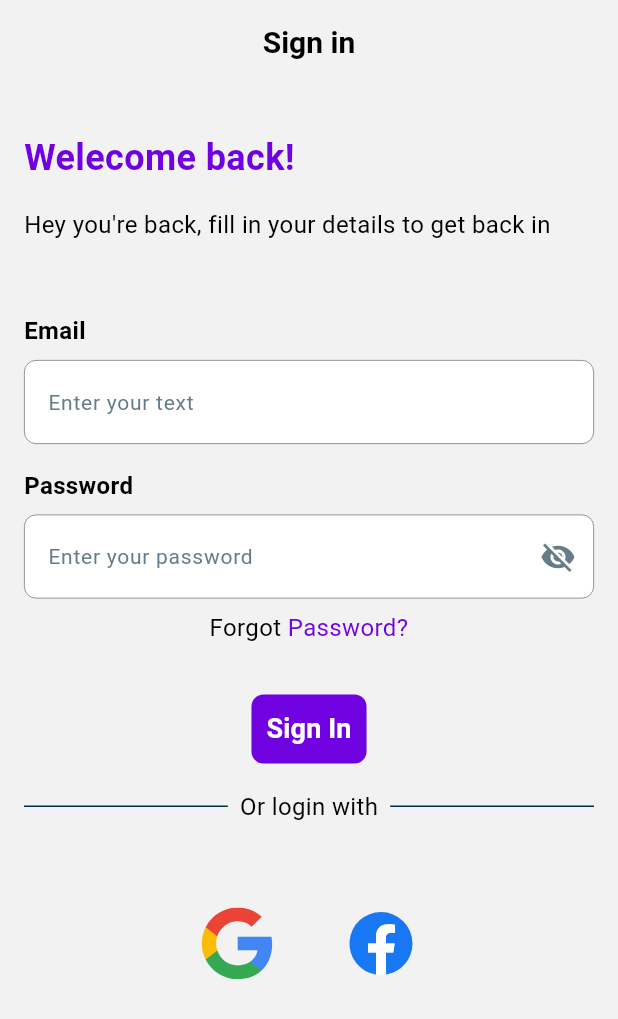
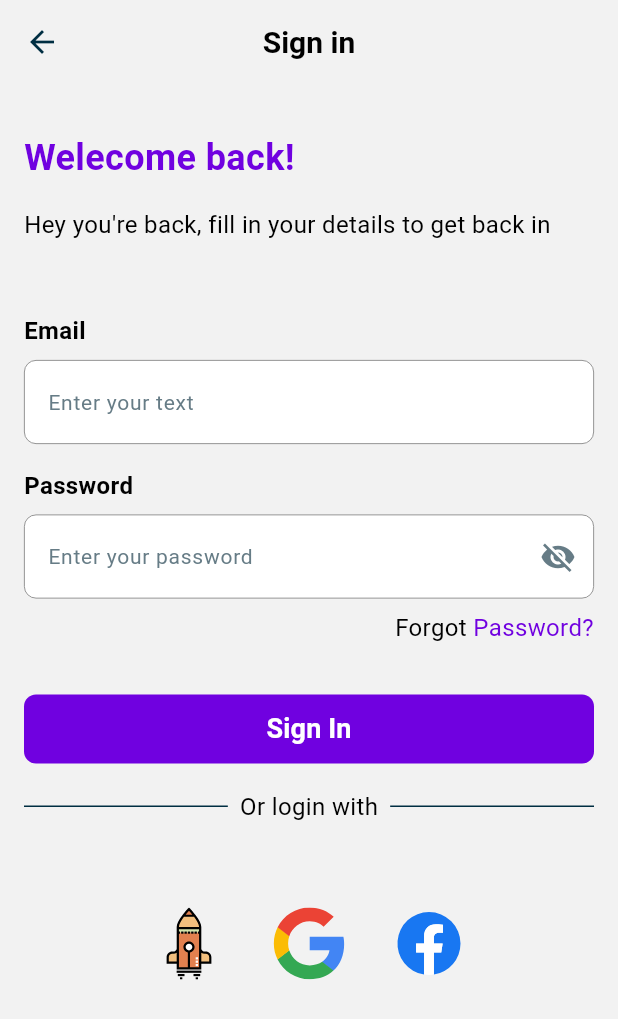
Before and after one commit to Nguyen-Loi/budge_app, a Flutter app: the screen it shows after launch, on a phone screen of 412 x 824 dp. Shown: the top 1019 px of the screen. Run offline on Flutter 3.47's test engine with Material 3 defaults, Android fonts, the light colour scheme and no system bars; our stand-ins replace cached_network_image, cloud_firestore, faker, firebase_auth, firebase_core, firebase_storage and 8 more; missing offline and left inert: get_time_ago; accounts and stored records are empty; generated files the repository leaves out were written again; Roboto replaces fonts that are missing (PublicSans).

Commit message:
[Auth] Complete signIn and signUp

```diff
--- a/lib/common/widget/b_text.dart
+++ b/lib/common/widget/b_text.dart
@@ -17,8 +17,7 @@ class BText extends StatelessWidget {
   final FontWeight? fontWeight;
   final Color? color;
   final TextAlign textAlign;
-  // ignore: library_private_types_in_public_api
-  final _BTextType textType;
+  final _BTextType _textType;
   final int? maxLines;
 
   const BText.h1(
@@ -28,7 +27,7 @@ class BText extends StatelessWidget {
     this.textAlign = TextAlign.left,
     this.maxLines,
     super.key,
-  }) : textType = _BTextType.heading1;
+  }) : _textType = _BTextType.heading1;
 
   const BText.h2(
     this.text, {
@@ -37,7 +36,7 @@ class BText extends StatelessWidget {
     this.textAlign = TextAlign.left,
     this.maxLines,
     super.key,
-  }) : textType = _BTextType.heading2;
+  }) : _textType = _BTextType.heading2;
 
   const BText.b1(
     this.text, {
@@ -46,7 +45,7 @@ class BText extends StatelessWidget {
     this.textAlign = TextAlign.left,
     this.maxLines,
     super.key,
-  }) : textType = _BTextType.bodyLarge;
+  }) : _textType = _BTextType.bodyLarge;
 
   const BText(
     this.text, {
@@ -55,7 +54,7 @@ class BText extends StatelessWidget {
     this.textAlign = TextAlign.left,
     this.maxLines,
     super.key,
-  }) : textType = _BTextType.bodyMedium;
+  }) : _textType = _BTextType.bodyMedium;
 
   const BText.b3(
     this.text, {
@@ -64,7 +63,7 @@ class BText extends StatelessWidget {
     this.textAlign = TextAlign.left,
     this.maxLines,
     super.key,
-  }) : textType = _BTextType.bodySmall;
+  }) : _textType = _BTextType.bodySmall;
 
   const BText.caption(
     this.text, {
@@ -73,7 +72,7 @@ class BText extends StatelessWidget {
     this.textAlign = TextAlign.left,
     this.maxLines,
     super.key,
-  }) : textType = _BTextType.caption;
+  }) : _textType = _BTextType.caption;
 
   Widget _heading1() {
     return Text(
@@ -131,7 +130,7 @@ class BText extends StatelessWidget {
 
   @override
   Widget build(BuildContext context) {
-    switch (textType) {
+    switch (_textType) {
       case _BTextType.heading1:
         return _heading1();
       case _BTextType.heading2:
--- a/lib/common/widget/form/b_form_field_password.dart
+++ b/lib/common/widget/form/b_form_field_password.dart
@@ -1,6 +1,7 @@
 import 'package:budget_app/common/widget/b_text.dart';
 import 'package:budget_app/constants/gap_constants.dart';
 import 'package:budget_app/constants/icon_constants.dart';
+import 'package:budget_app/core/extension/extension_validate.dart';
 import 'package:flutter/material.dart';
 
 class BFormFieldPassword extends StatefulWidget {
@@ -47,9 +48,9 @@ class _BFormFieldPasswordState extends State<BFormFieldPassword> {
           initialValue: widget.initialValue,
           maxLength: widget.maxLength,
           maxLines: 1,
-          obscureText: _passwordVisible,
+          obscureText: !_passwordVisible,
           controller: widget.controller,
-          validator: widget.validator,
+          validator: widget.validator ?? (v) => v.validatePassword,
           keyboardType: TextInputType.text,
           decoration: InputDecoration(
             hintText: widget.hint,
--- a/lib/constants/assets_constants.dart
+++ b/lib/constants/assets_constants.dart
@@ -1,9 +1,6 @@
 class AssetsConstants {
-  static const String _svgsPath = 'assets/svgs';
   static const String _lottiePath = 'assets/lottie';
   static const String _imagePath = 'assets/images';
-  static const String iconGoogle = '$_svgsPath/google.svg';
-  static const String iconFacebook = '$_svgsPath/f1.svg';
 
   static const String lottieLoading = '$_lottiePath/loading.json';
   static const String lottieError = '$_lottiePath/error.json';
@@ -11,3 +8,10 @@ class AssetsConstants {
 
   static const String avatarDefault = '$_imagePath/avatar_default.png';
 }
+
+class SvgAssets {
+  static const String _svgsPath = 'assets/svgs';
+  static const String google = '$_svgsPath/google.svg';
+  static const String facebook = '$_svgsPath/facebook.svg';
+  static const String budget = '$_svgsPath/budget.svg';
+}
--- a/lib/main.dart
+++ b/lib/main.dart
@@ -1,3 +1,4 @@
+import 'package:budget_app/core/route_path.dart';
 import 'package:budget_app/view/auth_view/login_view.dart';
 import 'package:budget_app/theme/app_theme.dart';
 import 'package:flutter/material.dart';
@@ -22,6 +23,8 @@ class MyApp extends ConsumerWidget {
     return MaterialApp(
       title: 'Twitter Clone',
       theme: AppTheme.lightTheme,
+      onGenerateRoute: MainRouter.generateRoute,
+      initialRoute: RoutePath.login,
       home: const LoginView(),
     );
   }
--- a/lib/theme/app_theme.dart
+++ b/lib/theme/app_theme.dart
@@ -25,7 +25,7 @@ class AppTheme {
         onSurfaceVariant: Color(0xFFBFCBD0),
         success: Color(0xFF27BA62),
         onSuccess: Color(0xFFFFFFFF),
-        error: Color(0xFFED4460),
+        error: Colors.red,
         onError: Color(0xFFFFFFFF),
 
         /// Custom colors
@@ -59,7 +59,7 @@ class AppTheme {
         onSurfaceVariant: const Color(0xFF667C86),
         success: ColorManager.green2,
         onSuccess: ColorManager.white,
-        error: ColorManager.red,
+        error: Colors.red,
         onError: ColorManager.white,
 
         /// Custom colors
--- a/lib/view/auth_view/login_view.dart
+++ b/lib/view/auth_view/login_view.dart
@@ -6,12 +6,13 @@ import 'package:budget_app/common/widget/b_text_rich.dart';
 import 'package:budget_app/common/widget/b_text_span.dart';
 import 'package:budget_app/common/widget/form/b_form_field_password.dart';
 import 'package:budget_app/common/widget/form/b_form_field_text.dart';
+import 'package:budget_app/common/widget/with_spacing.dart';
 import 'package:budget_app/constants/assets_constants.dart';
 import 'package:budget_app/constants/gap_constants.dart';
 import 'package:budget_app/core/extension/extension_validate.dart';
+import 'package:budget_app/core/route_path.dart';
 import 'package:budget_app/view/auth_view/controller/auth_controller.dart';
 import 'package:budget_app/view/auth_view/sign_up_view.dart';
-import 'package:budget_app/view/main_page_bottom_bar.dart';
 import 'package:flutter/material.dart';
 import 'package:flutter_riverpod/flutter_riverpod.dart';
 import 'package:flutter_svg/flutter_svg.dart';
@@ -96,6 +97,7 @@ class _LoginViewState extends ConsumerState<LoginView> {
     return Form(
         key: _formKey,
         child: Column(
+          crossAxisAlignment: CrossAxisAlignment.stretch,
           children: [
             _bFieldEmail(),
             gapH16,
@@ -163,32 +165,33 @@ class _LoginViewState extends ConsumerState<LoginView> {
   }
 
   Widget _iconButtons() {
-    return Row(
+    return RowWithSpacing(
       mainAxisAlignment: MainAxisAlignment.center,
       children: [
         IconButton(
           onPressed: () {
-            Navigator.of(context).push(
-              MaterialPageRoute(
-                builder: (_) => const SignUpView(),
-              ),
-            );
+            Navigator.of(context).pushNamed(RoutePath.signUp);
           },
           icon: SvgPicture.asset(
-            AssetsConstants.iconGoogle,
+            SvgAssets.budget,
             width: 48,
             height: 48,
           ),
         ),
-        gapW32,
+        IconButton(
+          onPressed: () {
+            Navigator.of(context).pushNamed(RoutePath.signUp);
+          },
+          icon: SvgPicture.asset(
+            SvgAssets.google,
+            width: 48,
+            height: 48,
+          ),
+        ),
         IconButton(
           onPressed: () {},
           icon: SvgPicture.asset(
-            AssetsConstants.iconFacebook,
-            placeholderBuilder: (BuildContext context) => Container(
-              padding: const EdgeInsets.all(30.0),
-              child: const CircularProgressIndicator(),
-            ),
+            SvgAssets.facebook,
             width: 48,
             height: 48,
           ),
```
Also changed, not shown: lib/apis/auth_api.dart (+6 -7 lines), lib/common/widget/form/b_form_checkbox.dart (added, +42 -0 lines), lib/core/extension/extension_validate.dart (+8 -0 lines), lib/view/auth_view/controller/auth_controller.dart (+8 -5 lines), lib/view/auth_view/sign_up_view.dart (+61 -29 lines), assets/svgs/budget.svg (added), assets/svgs/f2.svg (deleted), assets/svgs/f3.svg (deleted), assets/svgs/facebook.svg (renamed from assets/svgs/f1.svg), pubspec.lock, 1 other file.
